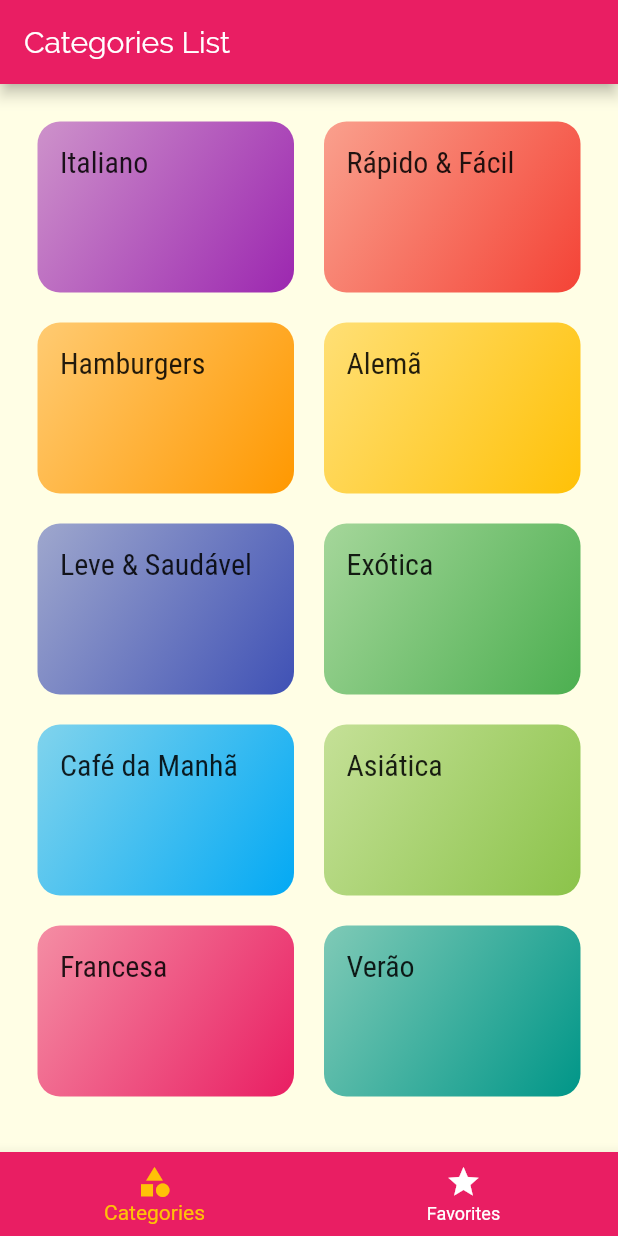
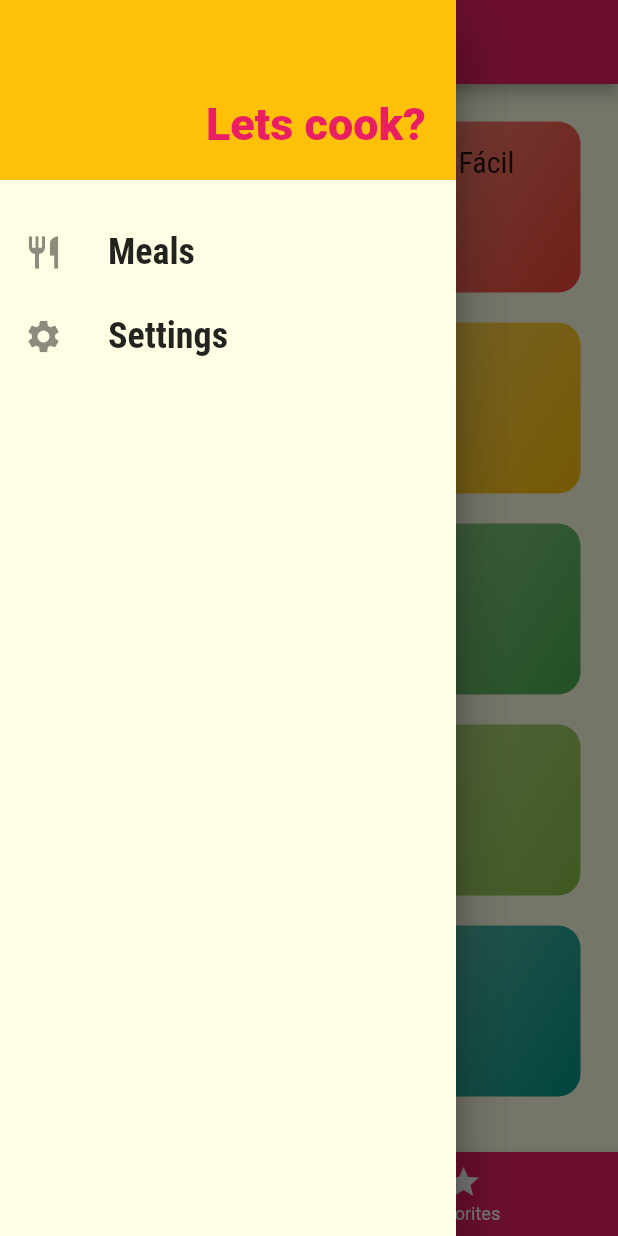
Before and after one commit to andre-pelisoli/restaurantApp, a Flutter app: the screen it shows after launch, with the side drawer open (before the commit the screen has no drawer), on a phone screen of 412 x 824 dp. Run offline on Flutter 3.47's test engine with Material 2 defaults, Android fonts, the phone set to English and light mode, and no system bars.

Commit message:
Added drawer component

```diff
--- /dev/null
+++ b/lib/components/main_drawer.dart
@@ -0,0 +1,59 @@
+import 'package:flutter/material.dart';
+import 'package:restaurantApp/screens/routes/app_routes.dart';
+
+class MainDrawer extends StatelessWidget {
+  Widget _createItem(IconData icon, String label, Function onTap) {
+    return ListTile(
+      leading: Icon(
+        icon,
+        size: 26,
+      ),
+      title: Text(
+        label,
+        style: TextStyle(
+            fontFamily: 'RobotoCondensed',
+            fontSize: 24,
+            fontWeight: FontWeight.bold),
+      ),
+      onTap: onTap,
+    );
+  }
+
+  @override
+  Widget build(BuildContext context) {
+    return Drawer(
+      child: Column(
+        children: [
+          Container(
+            height: 120,
+            width: double.infinity,
+            padding: EdgeInsets.all(20),
+            color: Theme.of(context).accentColor,
+            alignment: Alignment.bottomRight,
+            child: Text(
+              'Lets cook?',
+              style: TextStyle(
+                  fontWeight: FontWeight.w900,
+                  fontSize: 30,
+                  color: Theme.of(context).primaryColor),
+            ),
+          ),
+          SizedBox(
+            height: 20,
+          ),
+          _createItem(
+            Icons.restaurant,
+            'Meals',
+            () => Navigator.of(context).pushReplacementNamed(AppRoutes.HOME),
+          ),
+          _createItem(
+            Icons.settings,
+            'Settings',
+            () =>
+                Navigator.of(context).pushReplacementNamed(AppRoutes.SETTINGS),
+          )
+        ],
+      ),
+    );
+  }
+}
--- a/lib/main.dart
+++ b/lib/main.dart
@@ -2,6 +2,7 @@ import 'package:flutter/material.dart';
 import 'package:restaurantApp/screens/meal_detail_screen.dart';
 import 'package:restaurantApp/screens/meal_screen.dart';
 import 'package:restaurantApp/screens/routes/app_routes.dart';
+import 'package:restaurantApp/screens/settings_screen.dart';
 import 'package:restaurantApp/screens/tabs_screen.dart';
 
 void main() => runApp(MyApp());
@@ -23,6 +24,7 @@ class MyApp extends StatelessWidget {
         AppRoutes.HOME: (ctx) => TabScreen(),
         AppRoutes.MEALS: (ctx) => MealScreen(),
         AppRoutes.MEAL_DETAILS: (ctx) => MealDetailScreen(),
+        AppRoutes.SETTINGS: (ctx) => SettingsScreen(),
       },
     );
   }
--- a/lib/screens/meal_detail_screen.dart
+++ b/lib/screens/meal_detail_screen.dart
@@ -84,6 +84,12 @@ class MealDetailScreen extends StatelessWidget {
           ],
         ),
       ),
+      floatingActionButton: FloatingActionButton(
+        child: Icon(Icons.star),
+        onPressed: () {
+          Navigator.of(context).pop(meal);
+        },
+      ),
     );
   }
 }
--- a/lib/screens/routes/app_routes.dart
+++ b/lib/screens/routes/app_routes.dart
@@ -2,4 +2,5 @@ class AppRoutes {
   static const HOME = '/';
   static const MEALS = '/categories-meals';
   static const MEAL_DETAILS = '/meal_detais';
+  static const SETTINGS = '/settings';
 }
--- /dev/null
+++ b/lib/screens/settings_screen.dart
@@ -0,0 +1,17 @@
+import 'package:flutter/material.dart';
+import 'package:restaurantApp/components/main_drawer.dart';
+
+class SettingsScreen extends StatelessWidget {
+  @override
+  Widget build(BuildContext context) {
+    return Scaffold(
+      appBar: AppBar(
+        title: Text('Settings'),
+      ),
+      drawer: MainDrawer(),
+      body: Center(
+        child: Text('Settings'),
+      ),
+    );
+  }
+}
--- a/lib/screens/tabs_screen.dart
+++ b/lib/screens/tabs_screen.dart
@@ -1,4 +1,5 @@
 import 'package:flutter/material.dart';
+import 'package:restaurantApp/components/main_drawer.dart';
 import 'package:restaurantApp/screens/category_screen.dart';
 import 'package:restaurantApp/screens/favorite_screen.dart';
 
@@ -26,6 +27,9 @@ class _TabScreenState extends State<TabScreen> {
       appBar: AppBar(
         title: Text(_screens[_selectedTab]['title']),
       ),
+      drawer: Drawer(
+        child: MainDrawer(),
+      ),
       body: _screens[_selectedTab]['screen'],
       bottomNavigationBar: BottomNavigationBar(
         onTap: _selectScren,
```
